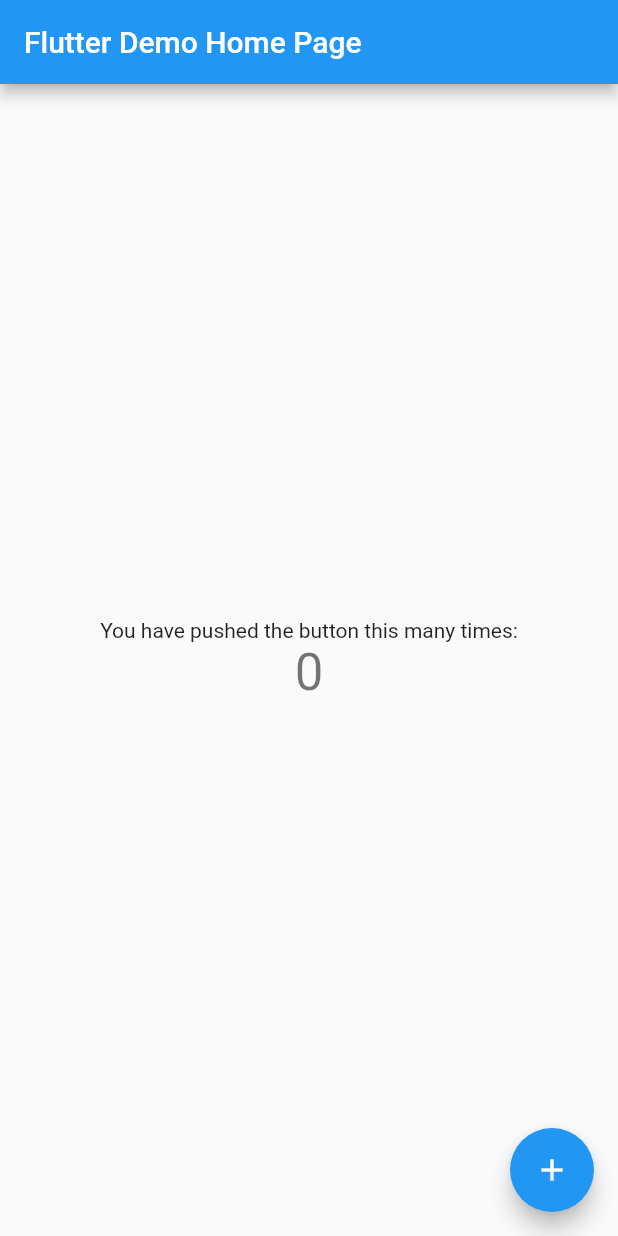
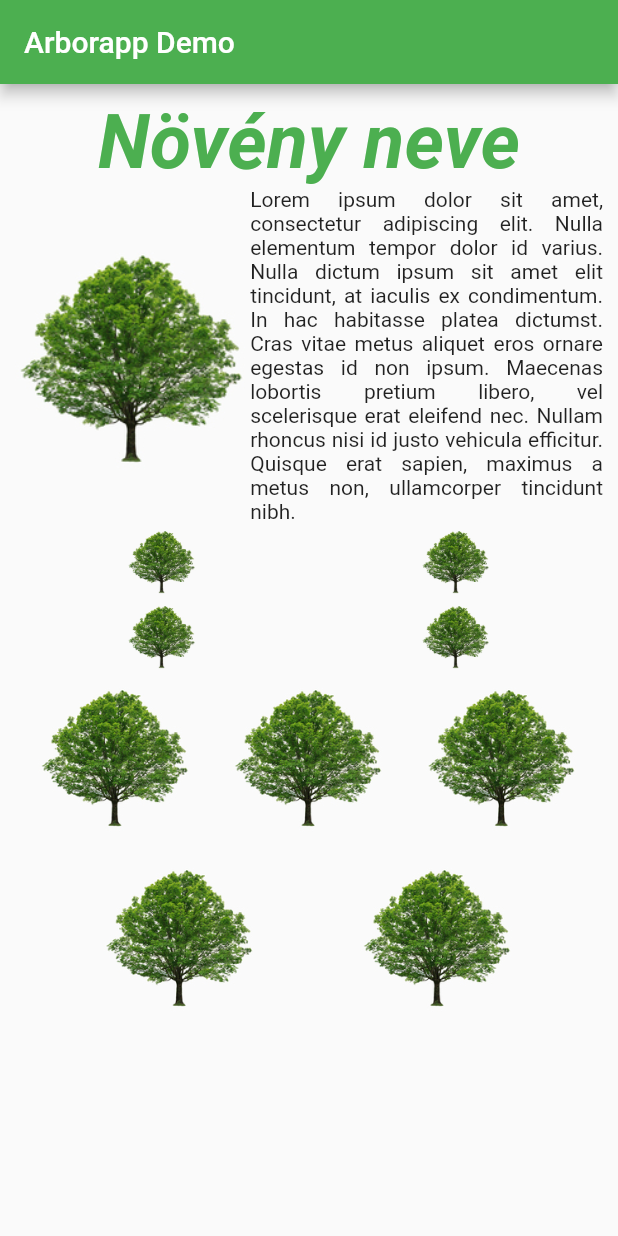
Before and after one commit to Beck-berry/arborapp, a Flutter app: the screen it shows after launch, on a phone screen of 412 x 824 dp. Run offline on Flutter 3.47's test engine with Material 2 defaults, Android fonts, the phone set to English and light mode, and no system bars.

Commit message:
egy noveny page init

```diff
--- a/lib/main.dart
+++ b/lib/main.dart
@@ -1,115 +1,137 @@
 import 'package:flutter/material.dart';
 
 void main() {
-  runApp(const MyApp());
+  runApp(const Arborapp());
 }
 
-class MyApp extends StatelessWidget {
-  const MyApp({Key? key}) : super(key: key);
+class Arborapp extends StatelessWidget {
+  const Arborapp({Key? key}) : super(key: key);
 
-  // This widget is the root of your application.
   @override
   Widget build(BuildContext context) {
     return MaterialApp(
-      title: 'Flutter Demo',
+      title: 'Arborapp',
       theme: ThemeData(
-        // This is the theme of your application.
-        //
-        // Try running your application with "flutter run". You'll see the
-        // application has a blue toolbar. Then, without quitting the app, try
-        // changing the primarySwatch below to Colors.green and then invoke
-        // "hot reload" (press "r" in the console where you ran "flutter run",
-        // or simply save your changes to "hot reload" in a Flutter IDE).
-        // Notice that the counter didn't reset back to zero; the application
-        // is not restarted.
-        primarySwatch: Colors.blue,
+        primarySwatch: Colors.green,
       ),
-      home: const MyHomePage(title: 'Flutter Demo Home Page'),
+      home: const MyHomePage(cim: 'Arborapp Demo'),
     );
   }
 }
 
 class MyHomePage extends StatefulWidget {
-  const MyHomePage({Key? key, required this.title}) : super(key: key);
+  const MyHomePage({Key? key, required this.cim}) : super(key: key);
 
-  // This widget is the home page of your application. It is stateful, meaning
-  // that it has a State object (defined below) that contains fields that affect
-  // how it looks.
-
-  // This class is the configuration for the state. It holds the values (in this
-  // case the title) provided by the parent (in this case the App widget) and
-  // used by the build method of the State. Fields in a Widget subclass are
-  // always marked "final".
-
-  final String title;
+  final String cim;
 
   @override
-  State<MyHomePage> createState() => _MyHomePageState();
+  State<MyHomePage> createState() => _ArborappState();
 }
 
-class _MyHomePageState extends State<MyHomePage> {
-  int _counter = 0;
-
-  void _incrementCounter() {
-    setState(() {
-      // This call to setState tells the Flutter framework that something has
-      // changed in this State, which causes it to rerun the build method below
-      // so that the display can reflect the updated values. If we changed
-      // _counter without calling setState(), then the build method would not be
-      // called again, and so nothing would appear to happen.
-      _counter++;
-    });
-  }
+class _ArborappState extends State<MyHomePage> {
 
   @override
   Widget build(BuildContext context) {
-    // This method is rerun every time setState is called, for instance as done
-    // by the _incrementCounter method above.
-    //
-    // The Flutter framework has been optimized to make rerunning build methods
-    // fast, so that you can just rebuild anything that needs updating rather
-    // than having to individually change instances of widgets.
     return Scaffold(
       appBar: AppBar(
-        // Here we take the value from the MyHomePage object that was created by
-        // the App.build method, and use it to set our appbar title.
-        title: Text(widget.title),
+        title: Text(widget.cim),
       ),
-      body: Center(
-        // Center is a layout widget. It takes a single child and positions it
-        // in the middle of the parent.
+      body: Container(
+        margin: const EdgeInsets.all(10.0),
         child: Column(
-          // Column is also a layout widget. It takes a list of children and
-          // arranges them vertically. By default, it sizes itself to fit its
-          // children horizontally, and tries to be as tall as its parent.
-          //
-          // Invoke "debug painting" (press "p" in the console, choose the
-          // "Toggle Debug Paint" action from the Flutter Inspector in Android
-          // Studio, or the "Toggle Debug Paint" command in Visual Studio Code)
-          // to see the wireframe for each widget.
-          //
-          // Column has various properties to control how it sizes itself and
-          // how it positions its children. Here we use mainAxisAlignment to
-          // center the children vertically; the main axis here is the vertical
-          // axis because Columns are vertical (the cross axis would be
-          // horizontal).
-          mainAxisAlignment: MainAxisAlignment.center,
-          children: <Widget>[
+          children: [
             const Text(
-              'You have pushed the button this many times:',
+              'Növény neve',
+              style: TextStyle(
+                fontStyle: FontStyle.italic,
+                fontWeight: FontWeight.bold,
+                fontSize: 50,
+                color: Colors.green
+              ),
             ),
-            Text(
-              '$_counter',
-              style: Theme.of(context).textTheme.headline4,
+            IntrinsicHeight(
+              child: Row(
+                crossAxisAlignment: CrossAxisAlignment.stretch,
+                children: [
+                  Expanded(
+                    flex: 2,
+                    child: Image.asset('assets/images/tree.jpg')
+                  ),
+                  const Expanded(
+                    flex: 3,
+                    child: Text(
+                      'Lorem ipsum dolor sit amet, consectetur adipiscing elit. Nulla elementum tempor dolor id varius. Nulla dictum ipsum sit amet elit tincidunt, at iaculis ex condimentum. In hac habitasse platea dictumst. Cras vitae metus aliquet eros ornare egestas id non ipsum. Maecenas lobortis pretium libero, vel scelerisque erat eleifend nec. Nullam rhoncus nisi id justo vehicula efficitur. Quisque erat sapien, maximus a metus non, ullamcorper tincidunt nibh.',
+                      textAlign: TextAlign.justify,
+                    )
+                  )
+                ],
+              )
             ),
-          ],
-        ),
-      ),
-      floatingActionButton: FloatingActionButton(
-        onPressed: _incrementCounter,
-        tooltip: 'Increment',
-        child: const Icon(Icons.add),
-      ), // This trailing comma makes auto-formatting nicer for build methods.
+            Row(
+              children: [
+                Expanded(
+                  child: Image.asset(
+                    'assets/images/tree.jpg',
+                    height: 50
+                  )
+                ),
+                Expanded(
+                  child: Image.asset(
+                    'assets/images/tree.jpg',
+                    height: 50
+                  )
+                ),
+              ]
+            ),
+            Row(
+              children: [
+                Expanded(
+                    child: Image.asset(
+                        'assets/images/tree.jpg',
+                        height: 50
+                    )
+                ),
+                Expanded(
+                    child: Image.asset(
+                        'assets/images/tree.jpg',
+                        height: 50
+                    )
+                ),
+              ]
+            ),
+            SizedBox(
+              width: double.infinity,
+              child: Wrap(
+                alignment: WrapAlignment.spaceEvenly,
+                spacing: 10,
+                runSpacing: 10,
+                children: [
+                  Image.asset(
+                    'assets/images/tree.jpg',
+                    height: 110
+                  ),
+                  Image.asset(
+                      'assets/images/tree.jpg',
+                      height: 110
+                  ),
+                  Image.asset(
+                      'assets/images/tree.jpg',
+                      height: 110
+                  ),
+                  Image.asset(
+                      'assets/images/tree.jpg',
+                      height: 110
+                  ),
+                  Image.asset(
+                      'assets/images/tree.jpg',
+                      height: 110
+                  ),
+                ],
+              )
+            ),
+          ]
+        )
+      )
     );
   }
 }
--- a/pubspec.yaml
+++ b/pubspec.yaml
@@ -58,9 +58,8 @@ flutter:
   uses-material-design: true
 
   # To add assets to your application, add an assets section, like this:
-  # assets:
-  #   - images/a_dot_burr.jpeg
-  #   - images/a_dot_ham.jpeg
+  assets:
+    - assets/images/
 
   # An image asset can refer to one or more resolution-specific "variants", see
   # https://flutter.dev/assets-and-images/#resolution-aware.
```
Also changed, not shown: assets/images/tree.jpg (added), 1 other file.
